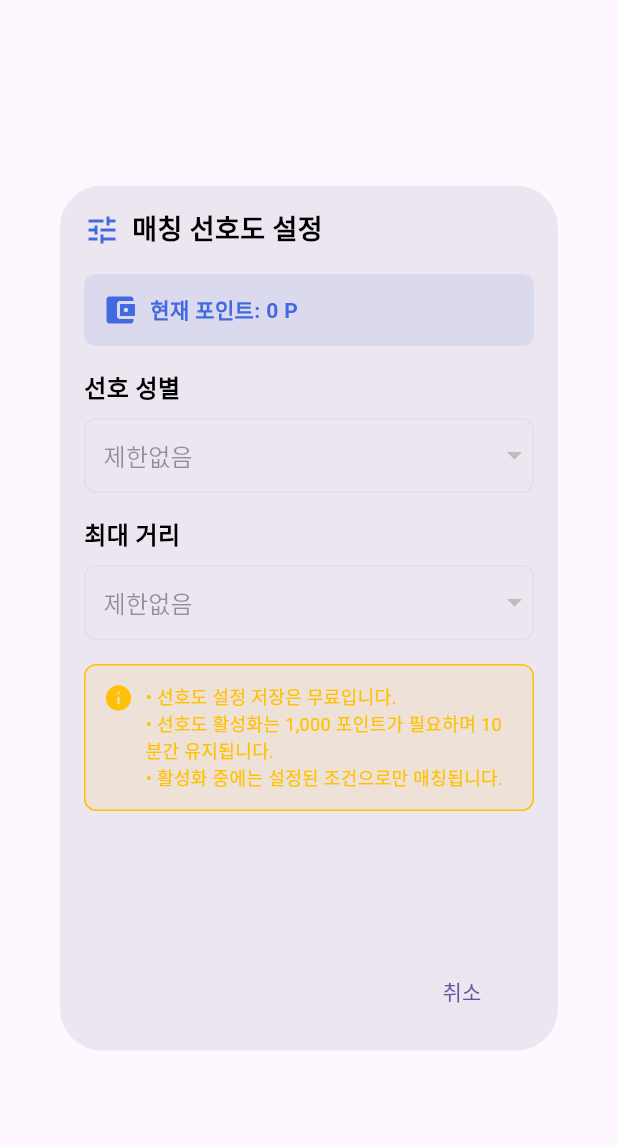
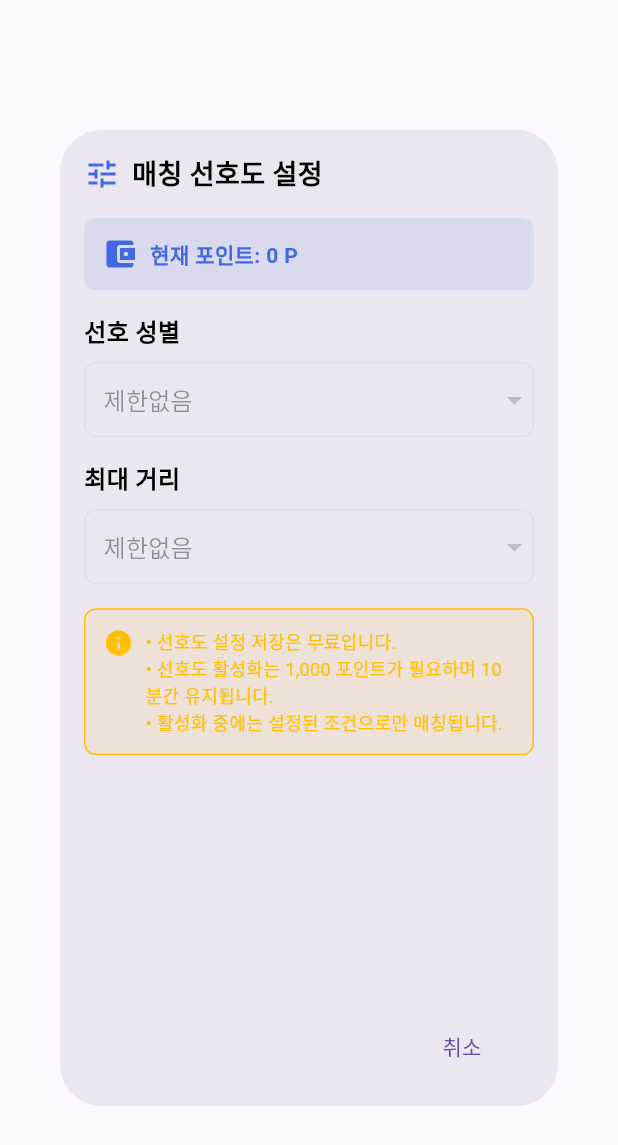
Before and after one commit to jhmoon2985/flutter_random_chat, a Flutter app: the PreferenceDialog widget shown alone on an empty page, opened directly with empty values, on a phone screen of 412 x 824 dp. Shown: the top 1145 px of the screen. Run offline on Flutter 3.47's test engine with Material 3 defaults, Android fonts, the phone set to English and light mode, and no system bars; our stand-ins replace geolocator, image_picker, shared_preferences; missing offline and left inert: signalr_netcore; accounts and stored records are empty.

Commit message:
높이 조절절

```diff
--- a/lib/widgets/preference_dialog.dart
+++ b/lib/widgets/preference_dialog.dart
@@ -45,7 +45,7 @@ class _PreferenceDialogState extends State<PreferenceDialog> {
     return Dialog(
       child: Container(
         constraints: BoxConstraints(
-          maxHeight: MediaQuery.of(context).size.height * 0.7, // 높이를 85%에서 70%로 줄임
+          maxHeight: MediaQuery.of(context).size.height * 0.79, // 높이를 65%에서 85%로 늘림
           maxWidth: MediaQuery.of(context).size.width * 0.9,
         ),
         child: Column(
```
